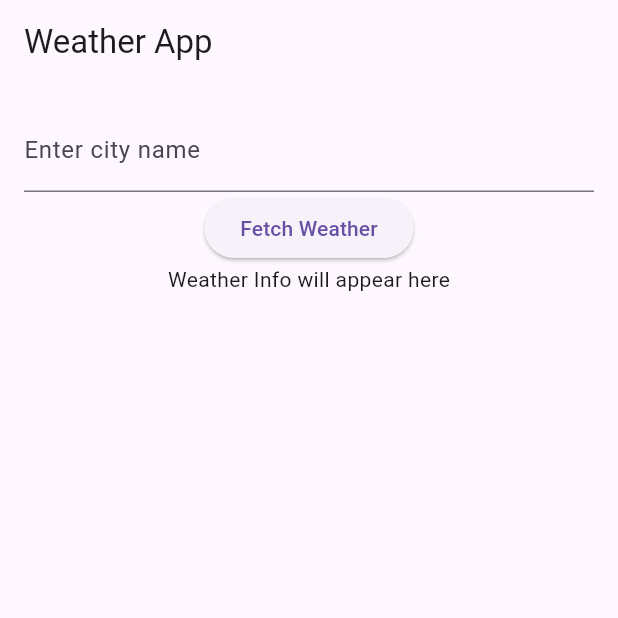
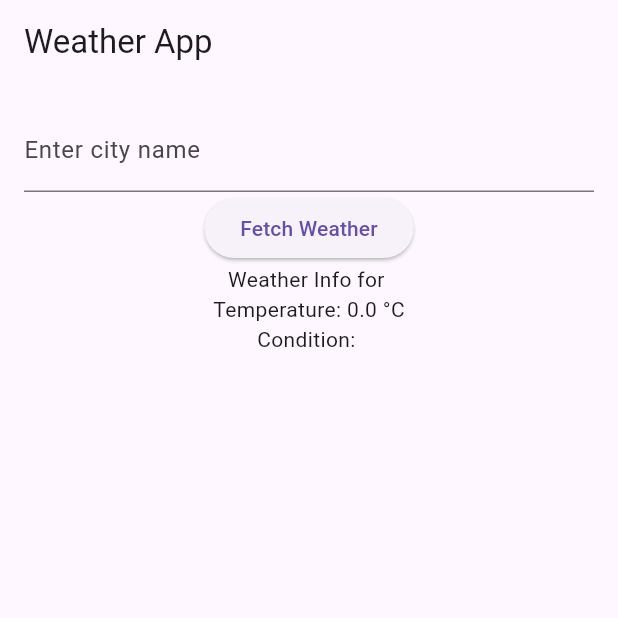
Before and after one commit to AndresZ1129/weather_info_app, a Flutter app: the screen it shows after launch, after a tap on "Fetch Weather", on a phone screen of 412 x 824 dp, the top half of it. Run offline on Flutter 3.47's test engine with Material 3 defaults, Android fonts, the phone set to English and light mode, and no system bars.

Commit message:
Simulated weather data for input city

```diff
--- a/lib/main.dart
+++ b/lib/main.dart
@@ -1,4 +1,5 @@
 import 'package:flutter/material.dart';
+import 'dart:math';
 
 void main() {
   runApp(const MyApp());
@@ -10,7 +11,33 @@ class MyApp extends StatelessWidget {
   @override
   Widget build(BuildContext context) {
     return MaterialApp(
-      home: Scaffold(
+      home: WeatherApp(),
+    );
+  }
+}
+
+class WeatherApp extends StatefulWidget {
+  @override
+  _WeatherAppState createState() => _WeatherAppState();
+}
+
+class _WeatherAppState extends State<WeatherApp> {
+  String cityName = '';
+  String weatherCondition = '';
+  double temperature = 0.0;
+
+  void fetchWeather() {
+    Random random = Random();
+    setState(() {
+      temperature = 15 + random.nextInt(16); // Random temp between 15°C and 30°C
+      List<String> conditions = ['Sunny', 'Cloudy', 'Rainy'];
+      weatherCondition = conditions[random.nextInt(conditions.length)];
+    });
+  }
+
+  @override
+  Widget build(BuildContext context) {
+    return Scaffold(
       appBar: AppBar(
         title: const Text('Weather App'),
       ),
@@ -19,17 +46,19 @@ class MyApp extends StatelessWidget {
         child: Column(
           children: [
             TextField(
+              onChanged: (value) => cityName = value,
               decoration: const InputDecoration(
                 labelText: 'Enter city name',
               ),
             ),
             ElevatedButton(
-                onPressed: () {},
+              onPressed: fetchWeather,
               child: const Text('Fetch Weather'),
             ),
-              const Text('Weather Info will appear here'),
+            Text('Weather Info for $cityName'),
+            Text('Temperature: $temperature °C'),
+            Text('Condition: $weatherCondition'),
           ],
-          ),
         ),
       ),
     );
```
Lines whose indentation alone changed are shown as unchanged.
